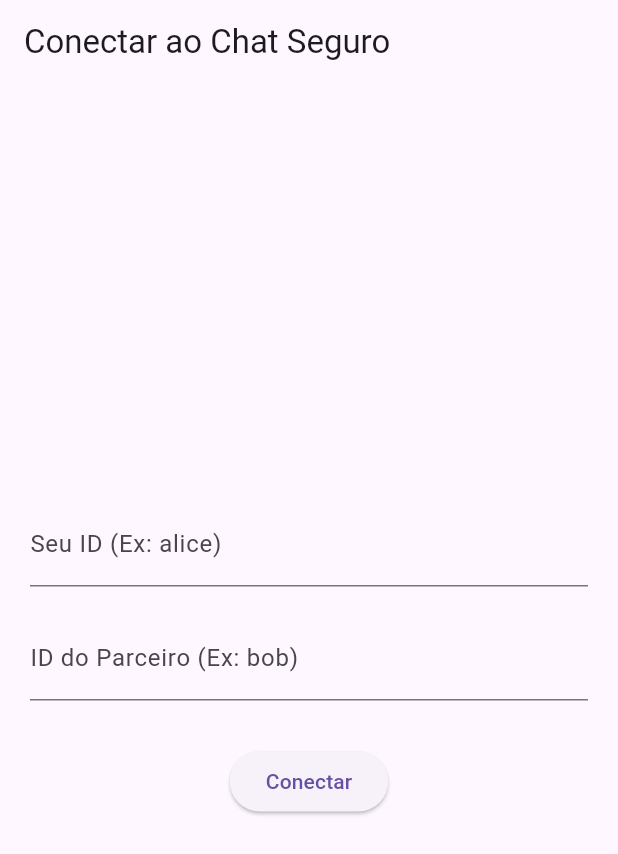
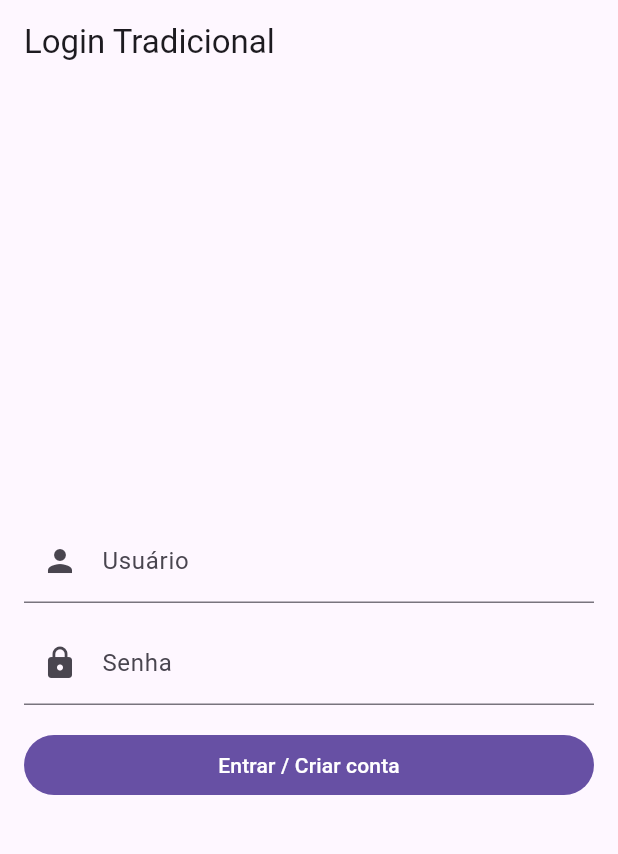
Before and after one commit to lucaslolcraft/mensagem2fatores, a Flutter app: the screen it shows after launch, on a phone screen of 412 x 824 dp. Shown: the top 854 px of the screen. Run offline on Flutter 3.47's test engine with Material 3 defaults, Android fonts, the phone set to English and light mode, and no system bars; our stand-ins replace cloud_firestore, firebase_core; missing offline and left inert: cryptography, dart:html; accounts and stored records are empty; statements that could not run were skipped.

Commit message:
Login com senha

```diff
--- a/lib/main.dart
+++ b/lib/main.dart
@@ -2,15 +2,14 @@ import 'package:flutter/material.dart';
 import 'package:firebase_core/firebase_core.dart'; // Importe o core
 import 'firebase_options.dart'; // Importe o arquivo gerado
 import 'screens/login_page.dart';
+import 'screens/traditional_login_page.dart';
 
 Future<void> main() async {
   // Garante que o Flutter está pronto
   WidgetsFlutterBinding.ensureInitialized();
 
   // Inicializa o Firebase com as configurações da sua plataforma
-  await Firebase.initializeApp(
-    options: DefaultFirebaseOptions.currentPlatform,
-  );
+  await Firebase.initializeApp(options: DefaultFirebaseOptions.currentPlatform);
 
   runApp(const MyApp());
 }
@@ -22,11 +21,9 @@ class MyApp extends StatelessWidget {
   Widget build(BuildContext context) {
     return MaterialApp(
       title: 'Chat Seguro com Firebase',
-      theme: ThemeData(
-        primarySwatch: Colors.teal,
-        useMaterial3: true,
-      ),
-      home: const LoginPage(),
+      theme: ThemeData(primarySwatch: Colors.teal, useMaterial3: true),
+      // home: const LoginPage(),
+      home: const TraditionalLoginPage(),
     );
   }
 }
--- /dev/null
+++ b/lib/screens/traditional_login_page.dart
@@ -0,0 +1,125 @@
+import 'package:flutter/material.dart';
+import '../services/user_auth_service.dart';
+import 'login_page.dart';
+
+class TraditionalLoginPage extends StatefulWidget {
+  const TraditionalLoginPage({super.key});
+
+  @override
+  State<TraditionalLoginPage> createState() => _TraditionalLoginPageState();
+}
+
+class _TraditionalLoginPageState extends State<TraditionalLoginPage> {
+  final _userCtrl = TextEditingController();
+  final _passCtrl = TextEditingController();
+  bool _loading = false;
+  String? _error;
+
+  @override
+  void dispose() {
+    _userCtrl.dispose();
+    _passCtrl.dispose();
+    super.dispose();
+  }
+
+  Future<void> _handleLogin() async {
+    final username = _userCtrl.text.trim();
+    final password = _passCtrl.text;
+
+    if (username.isEmpty || password.isEmpty) {
+      setState(() => _error = 'Informe usuário e senha.');
+      return;
+    }
+
+    setState(() {
+      _loading = true;
+      _error = null;
+    });
+
+    try {
+      final myId = await UserAuthService.instance.loginOrRegister(
+        username: username,
+        password: password,
+      );
+
+      // Vai para a sua tela de login ORIGINAL levando o ID autenticado
+      if (!mounted) return;
+      Navigator.pushReplacement(
+        context,
+        MaterialPageRoute(builder: (_) => LoginPage(initialMyId: myId)),
+      );
+    } catch (e) {
+      setState(() => _error = e.toString().replaceFirst('Exception: ', ''));
+    } finally {
+      if (mounted) setState(() => _loading = false);
+    }
+  }
+
+  @override
+  Widget build(BuildContext context) {
+    return Scaffold(
+      appBar: AppBar(title: const Text('Login Tradicional')),
+      body: Center(
+        child: ConstrainedBox(
+          constraints: const BoxConstraints(maxWidth: 420),
+          child: Padding(
+            padding: const EdgeInsets.all(16),
+            child: AutofillGroup(
+              child: Column(
+                mainAxisSize: MainAxisSize.min,
+                children: [
+                  TextField(
+                    controller: _userCtrl,
+                    decoration: const InputDecoration(
+                      labelText: 'Usuário',
+                      hintText: 'ex.: alice',
+                      prefixIcon: Icon(Icons.person),
+                    ),
+                    textInputAction: TextInputAction.next,
+                    autofillHints: const [AutofillHints.username],
+                    enabled: !_loading,
+                  ),
+                  const SizedBox(height: 12),
+                  TextField(
+                    controller: _passCtrl,
+                    decoration: const InputDecoration(
+                      labelText: 'Senha',
+                      prefixIcon: Icon(Icons.lock),
+                    ),
+                    obscureText: true,
+                    textInputAction: TextInputAction.done,
+                    autofillHints: const [AutofillHints.password],
+                    enabled: !_loading,
+                    onSubmitted: (_) => _handleLogin(),
+                  ),
+                  const SizedBox(height: 16),
+                  if (_error != null)
+                    Padding(
+                      padding: const EdgeInsets.only(bottom: 8.0),
+                      child: Text(
+                        _error!,
+                        style: const TextStyle(color: Colors.red),
+                      ),
+                    ),
+                  SizedBox(
+                    width: double.infinity,
+                    child: FilledButton(
+                      onPressed: _loading ? null : _handleLogin,
+                      child: _loading
+                          ? const SizedBox(
+                              height: 20,
+                              width: 20,
+                              child: CircularProgressIndicator(strokeWidth: 2),
+                            )
+                          : const Text('Entrar / Criar conta'),
+                    ),
+                  ),
+                ],
+              ),
+            ),
+          ),
+        ),
+      ),
+    );
+  }
+}
--- a/pubspec.yaml
+++ b/pubspec.yaml
@@ -38,6 +38,7 @@ dependencies:
   cupertino_icons: ^1.0.8
   firebase_core: ^4.1.1
   cloud_firestore: ^6.0.2
+  crypto: ^3.0.3
 
 dev_dependencies:
   flutter_test:
```
Also changed, not shown: lib/screens/login_page.dart (+55 -15 lines), lib/services/user_auth_service.dart (added, +44 -0 lines).
